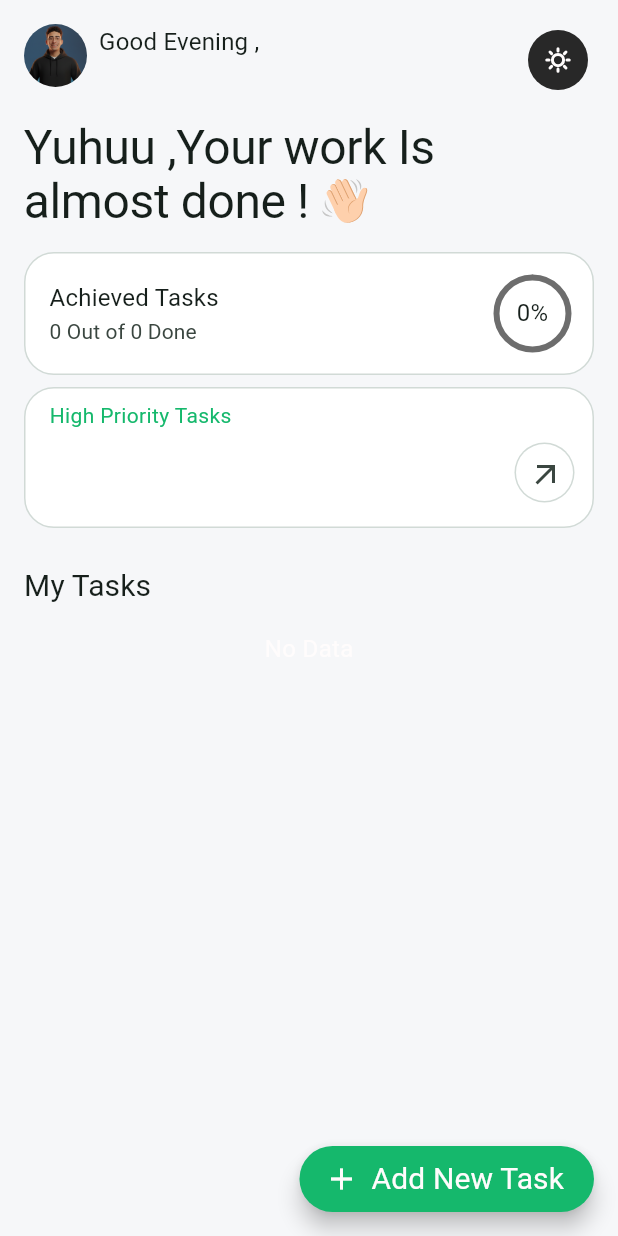
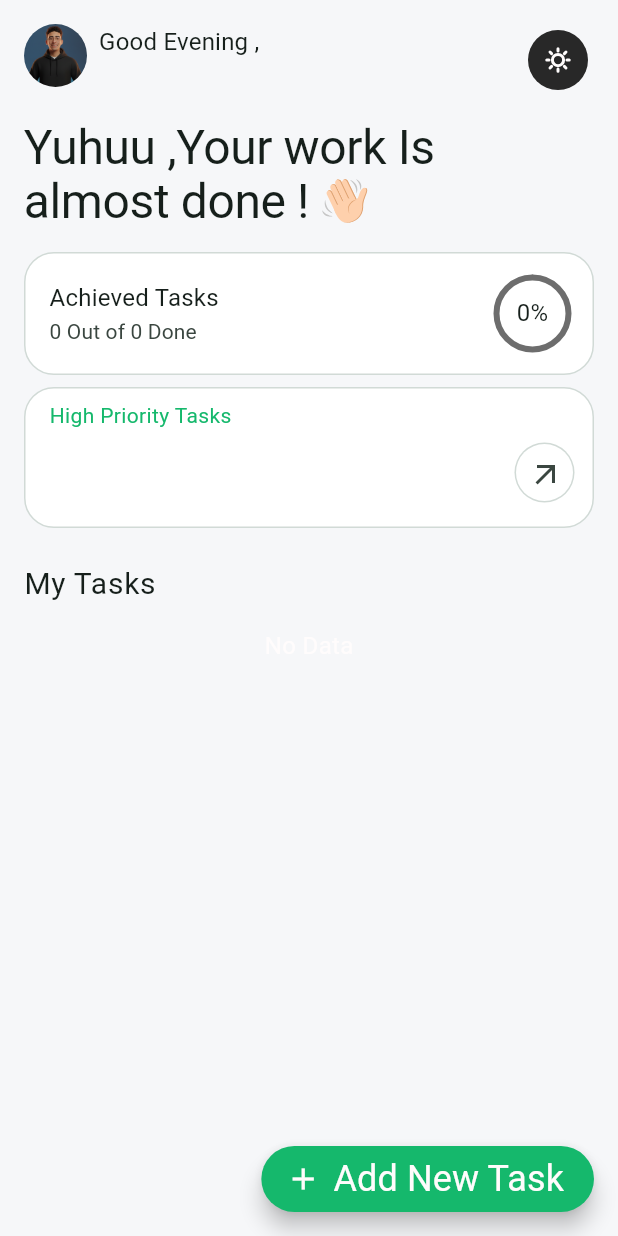
Before and after one commit to Moazosama2004/tasky-app, a Flutter app: the HomeView screen opened directly, on a phone screen of 412 x 824 dp. Run offline on Flutter 3.47's test engine with Material 3 defaults, Android fonts, the phone set to English and light mode, and no system bars; our stand-ins replace flutter_svg, shared_preferences; accounts and stored records are empty.

Commit message:
complete home screen

```diff
--- a/lib/core/theme/dark_theme.dart
+++ b/lib/core/theme/dark_theme.dart
@@ -79,12 +79,21 @@ ThemeData darkTheme = ThemeData(
       overflow: TextOverflow.ellipsis,
     ),
 
-    labelLarge: TextStyle(
+    labelMedium: TextStyle(
       fontWeight: FontWeight.w400,
       fontSize: 20,
       color: Color(0xffFFFCFC),
     ),
-    labelMedium: TextStyle(color: Colors.white, fontSize: 16),
+    labelSmall: TextStyle(
+      color: Colors.white,
+      fontSize: 16,
+      fontWeight: FontWeight.w400,
+    ),
+    labelLarge: TextStyle(
+      fontWeight: FontWeight.w400,
+      fontSize: 24,
+      color: Color(0xffFFFCFC),
+    ),
   ),
 
   inputDecorationTheme: InputDecorationTheme(
--- a/lib/core/theme/light_theme.dart
+++ b/lib/core/theme/light_theme.dart
@@ -78,11 +78,20 @@ ThemeData lightTheme = ThemeData(
       decoration: TextDecoration.lineThrough,
       overflow: TextOverflow.ellipsis,
     ),
+    labelSmall: TextStyle(
+      color: Colors.white,
+      fontSize: 16,
+      fontWeight: FontWeight.w400,
+    ),
+    labelMedium: TextStyle(
+      fontWeight: FontWeight.w400,
+      fontSize: 20,
+      color: Color(0xff161F1B),
+    ),
 
-    labelMedium: TextStyle(color: Colors.black, fontSize: 16),
     labelLarge: TextStyle(
       fontWeight: FontWeight.w400,
-      fontSize: 20,
+      fontSize: 24,
       color: Color(0xff161F1B),
     ),
   ),
--- a/lib/core/widgets/custom_text_form_field.dart
+++ b/lib/core/widgets/custom_text_form_field.dart
@@ -31,7 +31,7 @@ class CustomTextFormField extends StatelessWidget {
           controller: controller,
           validator: (String? value) => validator!(value),
           maxLines: maxLines,
-          style: Theme.of(context).textTheme.labelMedium,
+          style: Theme.of(context).textTheme.labelSmall,
           decoration: InputDecoration(hintText: hintText),
         ),
       ],
--- a/lib/core/widgets/tasks_list_view_builder.dart
+++ b/lib/core/widgets/tasks_list_view_builder.dart
@@ -17,11 +17,7 @@ class TasksListViewBuilder extends StatelessWidget {
         : Center(
             child: Text(
               'No Data',
-              style: TextStyle(
-                color: Color(0xffFFFCFC),
-                fontSize: 16,
-                fontWeight: FontWeight.w400,
-              ),
+              style: Theme.of(context).textTheme.labelLarge,
             ),
           );
   }
--- a/lib/views/home_view.dart
+++ b/lib/views/home_view.dart
@@ -187,7 +187,7 @@ class _HomeViewState extends State<HomeView> {
                     SizedBox(height: 24),
                     Text(
                       'My Tasks',
-                      style: Theme.of(context).textTheme.labelLarge,
+                      style: Theme.of(context).textTheme.labelMedium,
                     ),
                     SizedBox(height: 16),
                   ],
--- a/lib/views/profile_view.dart
+++ b/lib/views/profile_view.dart
@@ -50,11 +50,7 @@ class _ProfileViewState extends State<ProfileView> {
                   padding: const EdgeInsets.only(top: 8),
                   child: Text(
                     'My Profile',
-                    style: TextStyle(
-                      color: Color(0xffFFFCFC),
-                      fontWeight: FontWeight.w400,
-                      fontSize: 20,
-                    ),
+                    style: Theme.of(context).textTheme.labelMedium,
                   ),
                 ),
                 SizedBox(height: 16),
```
Also changed, not shown: lib/core/widgets/tasks_list_view.dart (+6 -64 lines), lib/views/completed_tasks_view.dart (+3 -10 lines), lib/views/todo_tasks_view.dart (+2 -8 lines).
